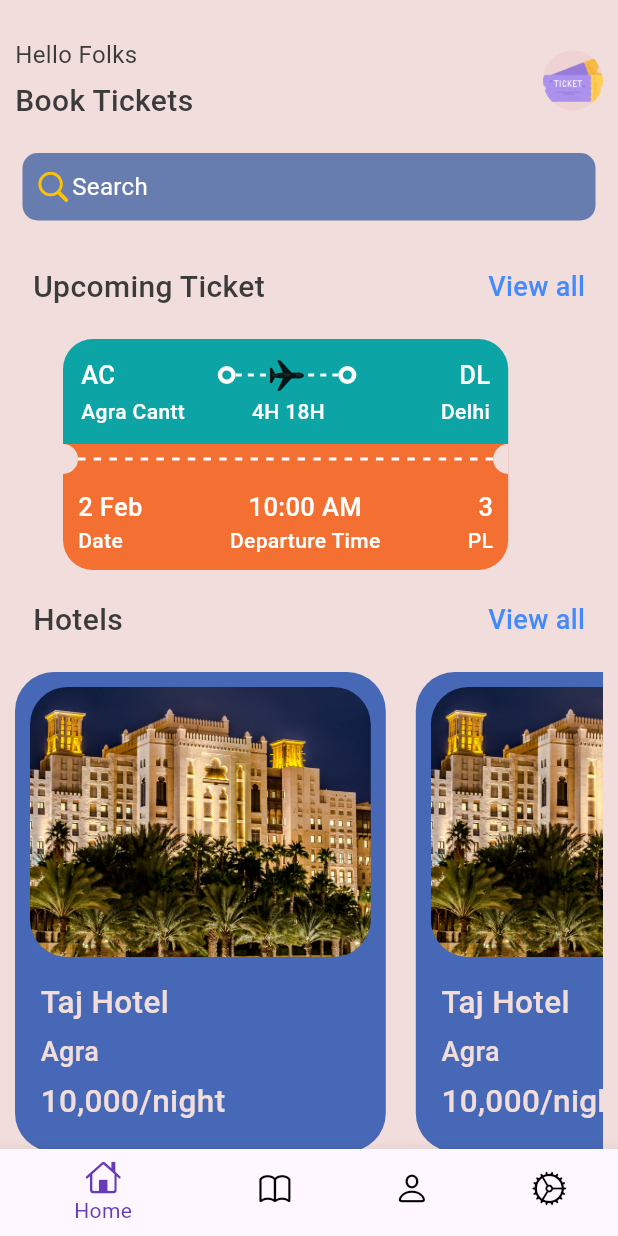
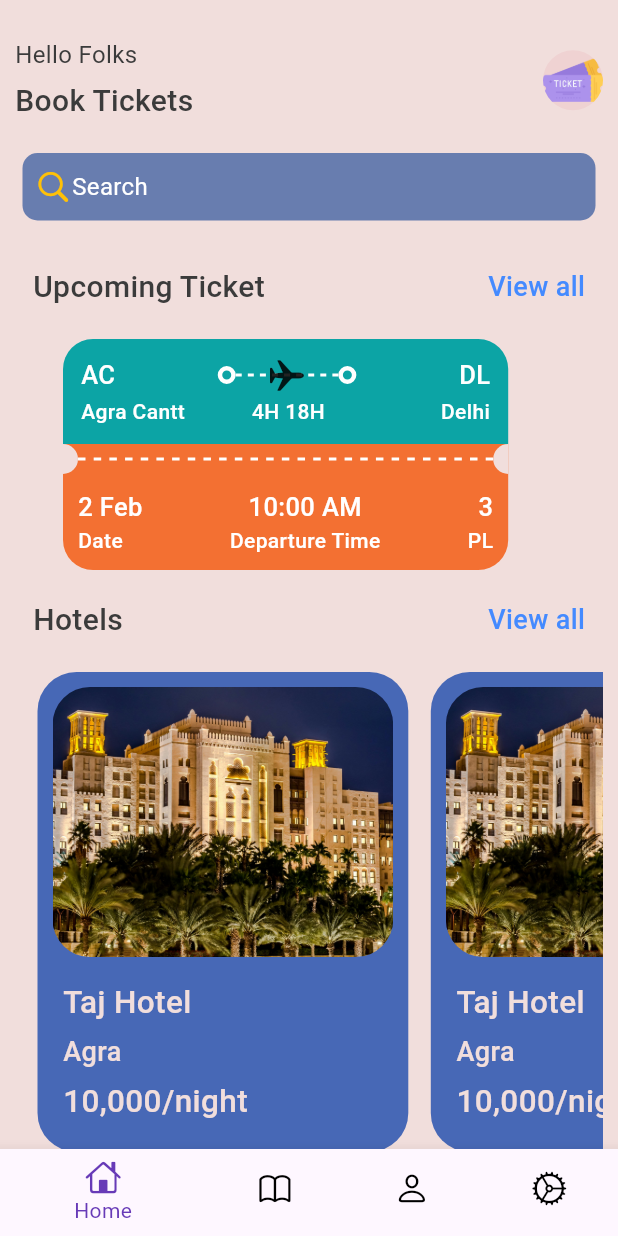
Before and after one commit to tarun1sisodia/Android-Studio-Flutter, a Flutter app: the screen it shows after launch, on a phone screen of 412 x 824 dp. Run offline on Flutter 3.47's test engine with Material 3 defaults, Android fonts, the phone set to English and light mode, and no system bars.

Commit message:
Create Home UI

```diff
--- /dev/null
+++ b/checkup2/lib/Screens/Widgets/app_ticket_tabs.dart
@@ -0,0 +1 @@
+import 'package:flutter/cupertino.dart';
--- a/checkup2/lib/Screens/home.dart
+++ b/checkup2/lib/Screens/home.dart
@@ -7,6 +7,7 @@ import 'package:flutter/material.dart';
 import 'package:checkup2/base/res/styles/app_styles.dart';
 
 import '../base/res/media.dart';
+import '../base/utils/hotels_json.dart';
 
 class home extends StatefulWidget {
   const home({super.key});
@@ -166,25 +167,20 @@ class _homeState extends State<home> {
                   scrollDirection: Axis.horizontal,
                   child: Row(
                     children: [
-                      Hotel(),
                       SizedBox(
-                        width: 20,
+                        width: 15,
                       ),
                       Hotel(),
                       SizedBox(
-                        width: 20,
+                        width: 15,
                       ),
                       Hotel(),
                       SizedBox(
-                        width: 20,
+                        width: 15,
                       ),
                       Hotel(),
                       SizedBox(
-                        width: 20,
-                      ),
-                      Hotel(),
-                      SizedBox(
-                        width: 20,
+                        width: 15,
                       ),
                       Hotel(),
                     ],
```
